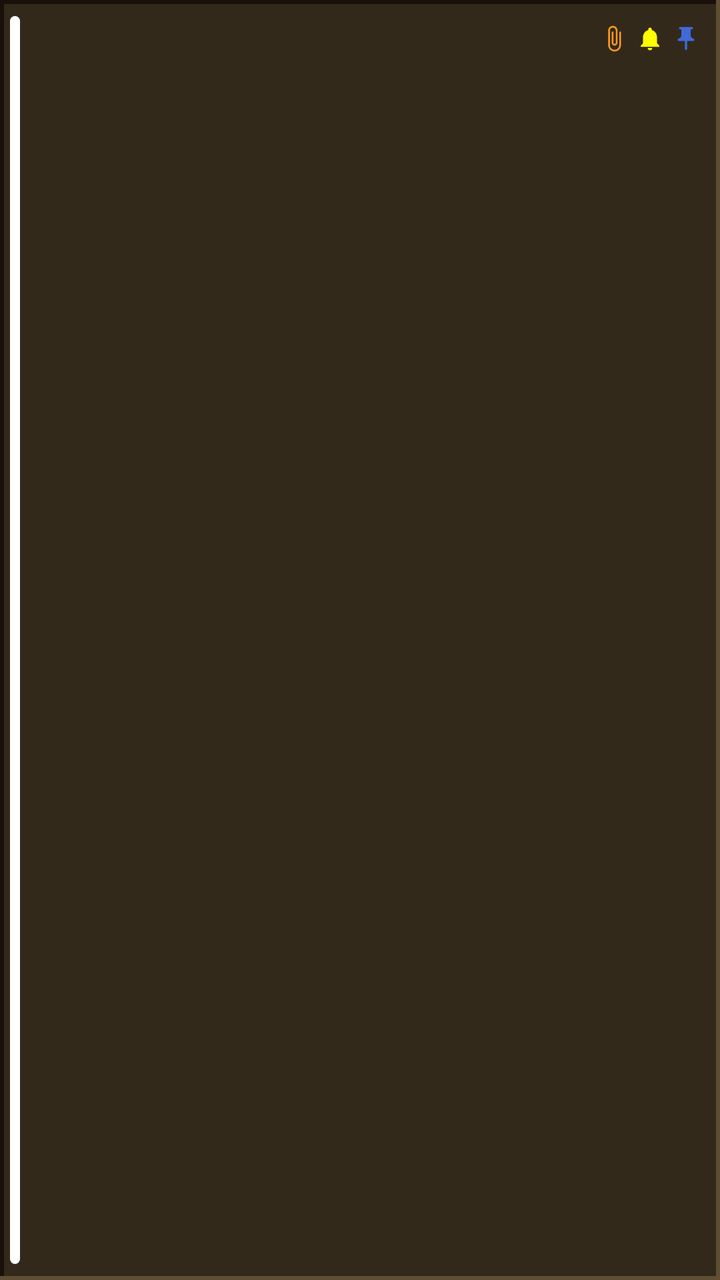
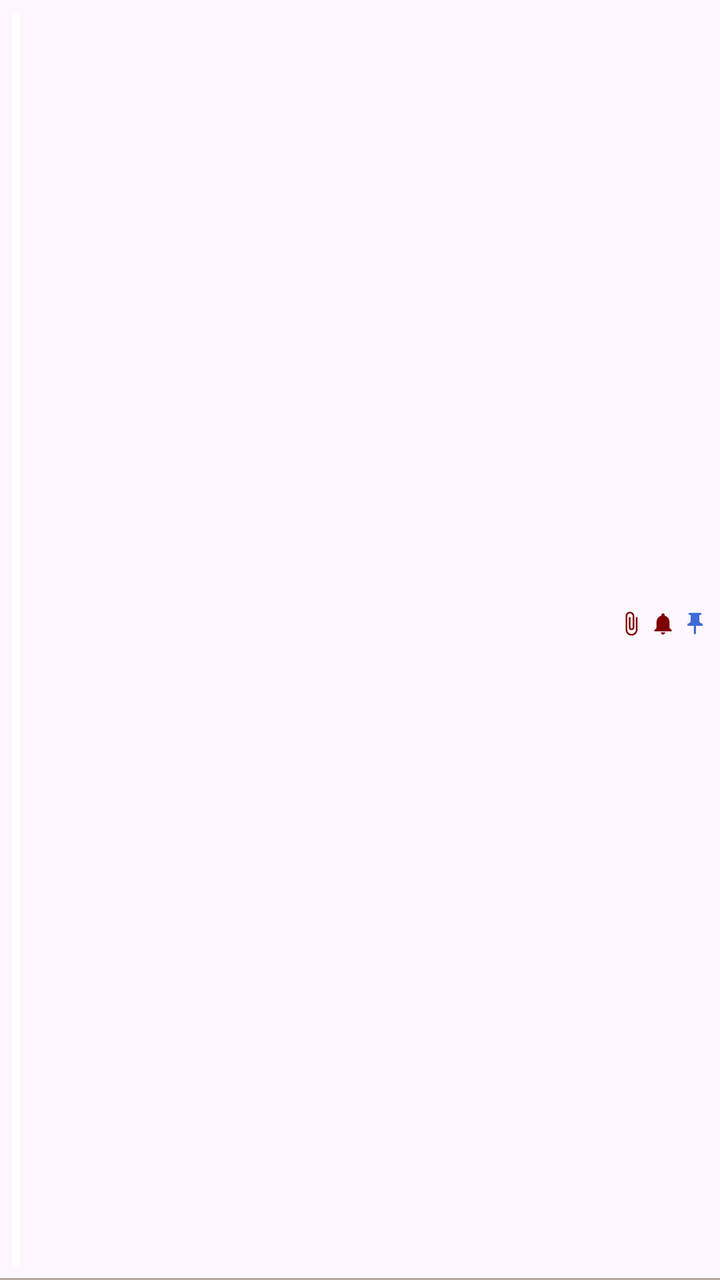

The first picture is an Android layout as it rendered before a commit; the second is the same layout after the commit. The layout source and the unified diff follow.
<!-- AndroidManifest.xml: application theme Theme.JoshNotes -->
<!-- res/layout/widget_item_os.xml -->
<?xml version="1.0" encoding="utf-8"?>
<LinearLayout xmlns:android="http://schemas.android.com/apk/res/android"
    android:id="@+id/widget_item"
    android:layout_width="match_parent"
    android:layout_height="wrap_content"
    android:background="@drawable/os_panel_inset"
    android:orientation="horizontal">
    <ImageView
        android:id="@+id/widget_item_color"
        android:layout_width="5dp"
        android:layout_height="match_parent"
        android:layout_marginVertical="8dp"
        android:layout_marginStart="5dp"
        android:importantForAccessibility="no"
        android:scaleType="fitXY"
        android:src="@drawable/widget_strip" />
    <LinearLayout
        android:layout_width="0dp"
        android:layout_height="wrap_content"
        android:layout_weight="1"
        android:orientation="vertical"
        android:padding="10dp">
        <LinearLayout
            android:layout_width="match_parent"
            android:layout_height="wrap_content"
            android:gravity="center_vertical"
            android:orientation="horizontal">
            <TextView
                android:id="@+id/widget_item_title"
                android:layout_width="0dp"
                android:layout_height="wrap_content"
                android:layout_weight="1"
                android:ellipsize="end"
                android:maxLines="1"
                android:textColor="@color/os_yellow"
                android:fontFamily="monospace"
                android:textSize="14sp"
                android:textStyle="bold" />
            <ImageView
                android:id="@+id/widget_item_clip"
                android:layout_width="14dp"
                android:layout_height="14dp"
                android:layout_marginStart="4dp"
                android:importantForAccessibility="no"
                android:src="@drawable/ic_attach_widget_os" />
            <ImageView
                android:id="@+id/widget_item_bell"
                android:layout_width="14dp"
                android:layout_height="14dp"
                android:layout_marginStart="4dp"
                android:importantForAccessibility="no"
                android:src="@drawable/ic_bell_widget_os" />
            <ImageView
                android:id="@+id/widget_item_pin"
                android:layout_width="14dp"
                android:layout_height="14dp"
                android:layout_marginStart="4dp"
                android:importantForAccessibility="no"
                android:src="@drawable/ic_pin_small" />
        </LinearLayout>
        <TextView
            android:id="@+id/widget_item_body"
            android:layout_width="match_parent"
            android:layout_height="wrap_content"
            android:layout_marginTop="2dp"
            android:ellipsize="end"
            android:maxLines="3"
            android:textColor="@color/os_orange"
            android:textSize="12sp" />
    </LinearLayout>
</LinearLayout>
<!-- resources referenced by this layout -->
<resources>
  <color name="os_orange">#FF981F</color>
  <color name="os_yellow">#FFFF00</color>
  <!-- drawable ic_attach_widget_os (drawable) -->
  <vector xmlns:android="http://schemas.android.com/apk/res/android" android:width="24dp" android:height="24dp" android:viewportWidth="24" android:viewportHeight="24">
      <path android:fillColor="@color/os_orange" android:pathData="M16.5,6v11.5c0,2.21 -1.79,4 -4,4s-4,-1.79 -4,-4V5c0,-1.38 1.12,-2.5 2.5,-2.5s2.5,1.12 2.5,2.5v10.5c0,0.55 -0.45,1 -1,1s-1,-0.45 -1,-1V6H10v9.5c0,1.38 1.12,2.5 2.5,2.5s2.5,-1.12 2.5,-2.5V5c0,-2.21 -1.79,-4 -4,-4S7,2.79 7,5v12.5c0,3.04 2.46,5.5 5.5,5.5s5.5,-2.46 5.5,-5.5V6h-1.5z"/>
  </vector>
  <!-- drawable ic_bell_widget_os (drawable) -->
  <vector xmlns:android="http://schemas.android.com/apk/res/android" android:width="16dp" android:height="16dp" android:viewportWidth="24" android:viewportHeight="24">
      <path android:fillColor="@color/os_yellow" android:pathData="M12,22c1.1,0 2,-0.9 2,-2h-4c0,1.1 0.89,2 2,2zM18,16v-5c0,-3.07 -1.64,-5.64 -4.5,-6.32V4c0,-0.83 -0.67,-1.5 -1.5,-1.5s-1.5,0.67 -1.5,1.5v0.68C7.63,5.36 6,7.92 6,11v5l-2,2v1h16v-1l-2,-2z"/>
  </vector>
  <!-- drawable ic_pin_small (drawable) -->
  <vector xmlns:android="http://schemas.android.com/apk/res/android" android:width="16dp" android:height="16dp" android:viewportWidth="24" android:viewportHeight="24">
      <path android:fillColor="@color/widget_accent" android:pathData="M16,9V4h1c0.55,0 1,-0.45 1,-1s-0.45,-1 -1,-1H7C6.45,2 6,2.45 6,3s0.45,1 1,1h1v5c0,1.66 -1.34,3 -3,3v2h5.97v7l1,1l1,-1v-7H19v-2C17.34,12 16,10.66 16,9z"/>
  </vector>
  <!-- drawable os_panel_inset (drawable) -->
  <?xml version="1.0" encoding="utf-8"?>
  <layer-list xmlns:android="http://schemas.android.com/apk/res/android">
      <item><shape><solid android:color="#5E4E33" /></shape></item>
      <item android:right="2dp" android:bottom="2dp"><shape><solid android:color="#17110A" /></shape></item>
      <item android:left="2dp" android:top="2dp" android:right="2dp" android:bottom="2dp"><shape><solid android:color="@color/os_panel_dark" /></shape></item>
  </layer-list>
  <!-- drawable widget_strip (drawable) -->
  <?xml version="1.0" encoding="utf-8"?>
  <shape xmlns:android="http://schemas.android.com/apk/res/android" android:shape="rectangle">
      <solid android:color="#FFFFFFFF" />
      <corners android:radius="3dp" />
  </shape>
  <style name="Theme.JoshNotes" parent="Theme.Material3.DayNight.NoActionBar">
          <item name="colorPrimary">@color/seed</item>
      </style>
  <color name="widget_accent">#3F6AD8</color>
  <color name="os_panel_dark">#33291B</color>
  <color name="seed">#3F6AD8</color>
</resources>

<!-- the commit's change to res/layout/widget_item_os.xml (unified diff, before → after) -->
@@ -3,14 +3,15 @@
     android:id="@+id/widget_item"
     android:layout_width="match_parent"
     android:layout_height="wrap_content"
-    android:background="@drawable/os_panel_inset"
-    android:orientation="horizontal">
+    android:background="@drawable/os_chat_row"
+    android:gravity="center_vertical"
+    android:orientation="horizontal"
+    android:padding="6dp">
     <ImageView
         android:id="@+id/widget_item_color"
-        android:layout_width="5dp"
+        android:layout_width="4dp"
         android:layout_height="match_parent"
-        android:layout_marginVertical="8dp"
-        android:layout_marginStart="5dp"
+        android:layout_marginEnd="5dp"
         android:importantForAccessibility="no"
         android:scaleType="fitXY"
         android:src="@drawable/widget_strip" />
@@ -18,8 +19,7 @@
         android:layout_width="0dp"
         android:layout_height="wrap_content"
         android:layout_weight="1"
-        android:orientation="vertical"
-        android:padding="10dp">
+        android:orientation="vertical">
         <LinearLayout
             android:layout_width="match_parent"
             android:layout_height="wrap_content"
@@ -31,41 +31,46 @@
                 android:layout_height="wrap_content"
                 android:layout_weight="1"
                 android:ellipsize="end"
+                android:fontFamily="sans-serif-condensed"
                 android:maxLines="1"
-                android:textColor="@color/os_yellow"
-                android:fontFamily="monospace"
+                android:textColor="@color/os_ink"
                 android:textSize="14sp"
                 android:textStyle="bold" />
-            <ImageView
-                android:id="@+id/widget_item_clip"
-                android:layout_width="14dp"
-                android:layout_height="14dp"
-                android:layout_marginStart="4dp"
-                android:importantForAccessibility="no"
-                android:src="@drawable/ic_attach_widget_os" />
-            <ImageView
-                android:id="@+id/widget_item_bell"
-                android:layout_width="14dp"
-                android:layout_height="14dp"
-                android:layout_marginStart="4dp"
-                android:importantForAccessibility="no"
-                android:src="@drawable/ic_bell_widget_os" />
-            <ImageView
-                android:id="@+id/widget_item_pin"
-                android:layout_width="14dp"
-                android:layout_height="14dp"
-                android:layout_marginStart="4dp"
-                android:importantForAccessibility="no"
-                android:src="@drawable/ic_pin_small" />
+            <ImageView android:id="@+id/widget_item_clip" android:layout_width="13dp" android:layout_height="13dp" android:layout_marginStart="3dp"
+                android:importantForAccessibility="no" android:src="@drawable/ic_attach_widget_os" />
+            <ImageView android:id="@+id/widget_item_bell" android:layout_width="13dp" android:layout_height="13dp" android:layout_marginStart="3dp"
+                android:importantForAccessibility="no" android:src="@drawable/ic_bell_widget_os" />
+            <ImageView android:id="@+id/widget_item_pin" android:layout_width="13dp" android:layout_height="13dp" android:layout_marginStart="3dp"
+                android:importantForAccessibility="no" android:src="@drawable/ic_pin_small" />
         </LinearLayout>
         <TextView
             android:id="@+id/widget_item_body"
             android:layout_width="match_parent"
             android:layout_height="wrap_content"
-            android:layout_marginTop="2dp"
             android:ellipsize="end"
-            android:maxLines="3"
-            android:textColor="@color/os_orange"
+            android:fontFamily="sans-serif-condensed"
+            android:maxLines="2"
+            android:textColor="@color/os_chat_blue"
             android:textSize="12sp" />
     </LinearLayout>
+    <FrameLayout
+        android:id="@+id/widget_item_hitsplat"
+        android:layout_width="28dp"
+        android:layout_height="28dp"
+        android:layout_marginStart="4dp"
+        android:background="@drawable/os_hitsplat"
+        android:visibility="gone">
+        <TextView
+            android:id="@+id/widget_item_hitsplat_text"
+            android:layout_width="match_parent"
+            android:layout_height="match_parent"
+            android:gravity="center"
+            android:shadowColor="#FF000000"
+            android:shadowDx="1.5"
+            android:shadowDy="1.5"
+            android:shadowRadius="0.01"
+            android:textColor="#FFFFFFFF"
+            android:textSize="11sp"
+            android:textStyle="bold" />
+    </FrameLayout>
 </LinearLayout>
<!-- resource entries referenced after the edit -->
@@ -1,26 +1,34 @@
 <!-- resources referenced by this layout -->
 <resources>
-  <color name="os_orange">#FF981F</color>
-  <color name="os_yellow">#FFFF00</color>
+  <color name="os_chat_blue">#0000FF</color>
+  <color name="os_ink">#000000</color>
   <!-- drawable ic_attach_widget_os (drawable) -->
   <vector xmlns:android="http://schemas.android.com/apk/res/android" android:width="24dp" android:height="24dp" android:viewportWidth="24" android:viewportHeight="24">
-      <path android:fillColor="@color/os_orange" android:pathData="M16.5,6v11.5c0,2.21 -1.79,4 -4,4s-4,-1.79 -4,-4V5c0,-1.38 1.12,-2.5 2.5,-2.5s2.5,1.12 2.5,2.5v10.5c0,0.55 -0.45,1 -1,1s-1,-0.45 -1,-1V6H10v9.5c0,1.38 1.12,2.5 2.5,2.5s2.5,-1.12 2.5,-2.5V5c0,-2.21 -1.79,-4 -4,-4S7,2.79 7,5v12.5c0,3.04 2.46,5.5 5.5,5.5s5.5,-2.46 5.5,-5.5V6h-1.5z"/>
+      <path android:fillColor="@color/os_chat_red" android:pathData="M16.5,6v11.5c0,2.21 -1.79,4 -4,4s-4,-1.79 -4,-4V5c0,-1.38 1.12,-2.5 2.5,-2.5s2.5,1.12 2.5,2.5v10.5c0,0.55 -0.45,1 -1,1s-1,-0.45 -1,-1V6H10v9.5c0,1.38 1.12,2.5 2.5,2.5s2.5,-1.12 2.5,-2.5V5c0,-2.21 -1.79,-4 -4,-4S7,2.79 7,5v12.5c0,3.04 2.46,5.5 5.5,5.5s5.5,-2.46 5.5,-5.5V6h-1.5z"/>
   </vector>
   <!-- drawable ic_bell_widget_os (drawable) -->
   <vector xmlns:android="http://schemas.android.com/apk/res/android" android:width="16dp" android:height="16dp" android:viewportWidth="24" android:viewportHeight="24">
-      <path android:fillColor="@color/os_yellow" android:pathData="M12,22c1.1,0 2,-0.9 2,-2h-4c0,1.1 0.89,2 2,2zM18,16v-5c0,-3.07 -1.64,-5.64 -4.5,-6.32V4c0,-0.83 -0.67,-1.5 -1.5,-1.5s-1.5,0.67 -1.5,1.5v0.68C7.63,5.36 6,7.92 6,11v5l-2,2v1h16v-1l-2,-2z"/>
+      <path android:fillColor="@color/os_chat_red" android:pathData="M12,22c1.1,0 2,-0.9 2,-2h-4c0,1.1 0.89,2 2,2zM18,16v-5c0,-3.07 -1.64,-5.64 -4.5,-6.32V4c0,-0.83 -0.67,-1.5 -1.5,-1.5s-1.5,0.67 -1.5,1.5v0.68C7.63,5.36 6,7.92 6,11v5l-2,2v1h16v-1l-2,-2z"/>
   </vector>
   <!-- drawable ic_pin_small (drawable) -->
   <vector xmlns:android="http://schemas.android.com/apk/res/android" android:width="16dp" android:height="16dp" android:viewportWidth="24" android:viewportHeight="24">
       <path android:fillColor="@color/widget_accent" android:pathData="M16,9V4h1c0.55,0 1,-0.45 1,-1s-0.45,-1 -1,-1H7C6.45,2 6,2.45 6,3s0.45,1 1,1h1v5c0,1.66 -1.34,3 -3,3v2h5.97v7l1,1l1,-1v-7H19v-2C17.34,12 16,10.66 16,9z"/>
   </vector>
-  <!-- drawable os_panel_inset (drawable) -->
+  <!-- drawable os_chat_row (drawable) -->
   <?xml version="1.0" encoding="utf-8"?>
-  <layer-list xmlns:android="http://schemas.android.com/apk/res/android">
-      <item><shape><solid android:color="#5E4E33" /></shape></item>
-      <item android:right="2dp" android:bottom="2dp"><shape><solid android:color="#17110A" /></shape></item>
-      <item android:left="2dp" android:top="2dp" android:right="2dp" android:bottom="2dp"><shape><solid android:color="@color/os_panel_dark" /></shape></item>
-  </layer-list>
+  <selector xmlns:android="http://schemas.android.com/apk/res/android">
+      <item android:state_pressed="true"><shape><solid android:color="#33000000" /></shape></item>
+      <item><layer-list>
+          <item><shape><solid android:color="#00000000" /></shape></item>
+          <item android:gravity="bottom" android:height="1dp"><shape><solid android:color="#6B5A3C1E" /></shape></item>
+      </layer-list></item>
+  </selector>
+  <!-- drawable os_hitsplat (drawable) -->
+  <?xml version="1.0" encoding="utf-8"?>
+  <vector xmlns:android="http://schemas.android.com/apk/res/android" android:width="30dp" android:height="30dp" android:viewportWidth="24" android:viewportHeight="24">
+      <path android:fillColor="#FFB3120E" android:strokeColor="#FF000000" android:strokeWidth="1.2" android:pathData="M12.00,1.06 L15.31,4.01 L19.83,4.17 L20.04,8.67 L23.33,12.00 L19.54,15.12 L19.58,19.58 L15.42,20.26 L12.00,22.96 L8.81,19.70 L3.73,20.27 L4.08,15.28 L0.46,12.00 L4.08,8.72 L3.98,3.98 L8.84,4.38 Z" />
+      <path android:fillColor="#40FFFFFF" android:pathData="M8,7 L12,5 L13,8 L9,10 Z" />
+  </vector>
   <!-- drawable widget_strip (drawable) -->
   <?xml version="1.0" encoding="utf-8"?>
   <shape xmlns:android="http://schemas.android.com/apk/res/android" android:shape="rectangle">
@@ -29,9 +37,11 @@
   </shape>
   <style name="Theme.JoshNotes" parent="Theme.Material3.DayNight.NoActionBar">
           <item name="colorPrimary">@color/seed</item>
+          <item name="osContentOverlay">@style/ThemeOverlay.JoshNotes.None</item>
       </style>
+  <color name="os_chat_red">#7F0000</color>
   <color name="widget_accent">#3F6AD8</color>
-  <color name="os_panel_dark">#33291B</color>
   <color name="seed">#3F6AD8</color>
+  <style name="ThemeOverlay.JoshNotes.None" parent="" />
 </resources>
 
